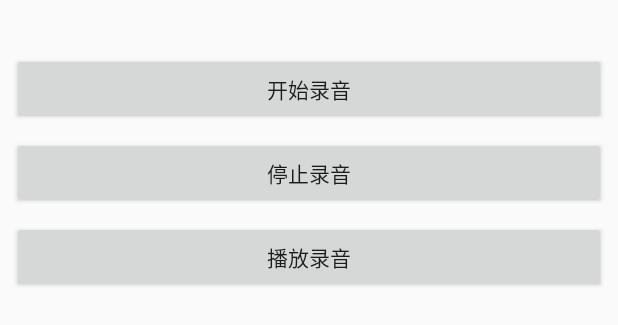
After one commit to ListenerGao/AudioAndVideoLearning, an Android app: the layout activity_record.xml on its own in the app's theme, with its tools: preview values and no code run, on a phone screen of 412 x 824 dp. The commit adds this screen. Shown: the top 325 px of the screen. Run offline under Robolectric (Android 15) with nearby library versions, the phone set to English and light mode, and no system bars.

Commit message:
使用AudioRecord录音PCM的音频数据

```diff
--- a/app/src/main/AndroidManifest.xml
+++ b/app/src/main/AndroidManifest.xml
@@ -1,6 +1,10 @@
 <?xml version="1.0" encoding="utf-8"?>
 <manifest xmlns:android="http://schemas.android.com/apk/res/android"
     package="com.listenergao.audioandvideolearning">
+
+    <uses-permission android:name="android.permission.READ_EXTERNAL_STORAGE" />
+    <uses-permission android:name="android.permission.WRITE_EXTERNAL_STORAGE" />
+    <uses-permission android:name="android.permission.RECORD_AUDIO"/>
 
     <application
         android:name=".LearningApplication"
@@ -19,6 +23,7 @@
         </activity>
         <activity android:name=".activity.BaseActivity" />
         <activity android:name=".activity.DrawPictureActivity" />
+        <activity android:name=".activity.RecordActivity" />
     </application>
 
 </manifest>
--- a/app/src/main/java/com/listenergao/audioandvideolearning/utils/CommonConfig.java
+++ b/app/src/main/java/com/listenergao/audioandvideolearning/utils/CommonConfig.java
@@ -1,6 +1,10 @@
 package com.listenergao.audioandvideolearning.utils;
 
+/**
+ * @author listenergao
+ */
 public class CommonConfig {
 
     public final static String DRAW_PICTURE = "drawPicture";
+    public final static String RECORD = "record";
 }
--- /dev/null
+++ b/app/src/main/res/layout/activity_record.xml
@@ -0,0 +1,37 @@
+<?xml version="1.0" encoding="utf-8"?>
+<LinearLayout xmlns:android="http://schemas.android.com/apk/res/android"
+    xmlns:app="http://schemas.android.com/apk/res-auto"
+    xmlns:tools="http://schemas.android.com/tools"
+    android:layout_width="match_parent"
+    android:layout_height="match_parent"
+    android:orientation="vertical"
+    android:padding="@dimen/sp_16"
+    tools:context=".activity.RecordActivity">
+
+    <TextView
+        android:id="@+id/tv_content"
+        android:layout_width="wrap_content"
+        android:layout_height="wrap_content" />
+
+    <Button
+        android:id="@+id/bt_start_record"
+        android:layout_width="match_parent"
+        android:layout_height="wrap_content"
+        android:layout_marginTop="@dimen/dp_10"
+        android:text="开始录音" />
+
+    <Button
+        android:id="@+id/bt_stop_record"
+        android:layout_width="match_parent"
+        android:layout_height="wrap_content"
+        android:layout_marginTop="@dimen/dp_10"
+        android:text="停止录音" />
+
+    <Button
+        android:id="@+id/bt_play_record"
+        android:layout_width="match_parent"
+        android:layout_height="wrap_content"
+        android:layout_marginTop="@dimen/dp_10"
+        android:text="播放录音" />
+
+</LinearLayout>
```
Also changed, not shown: app/src/main/java/com/listenergao/audioandvideolearning/MainActivity.java (+14 -2 lines), app/src/main/java/com/listenergao/audioandvideolearning/activity/RecordActivity.java (added, +215 -0 lines).
